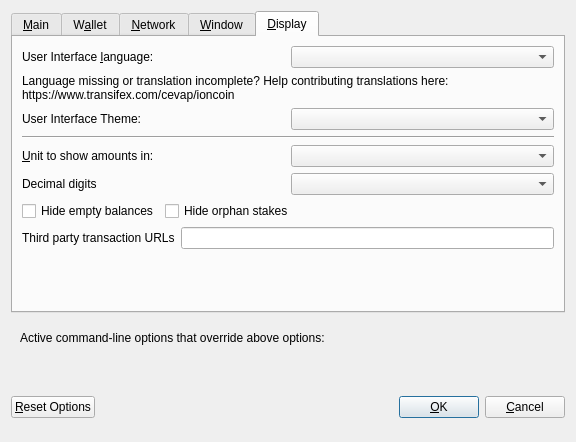
First picture: the form in src/qt/forms/optionsdialog.ui, repository robtimmer/ion, before the edit.
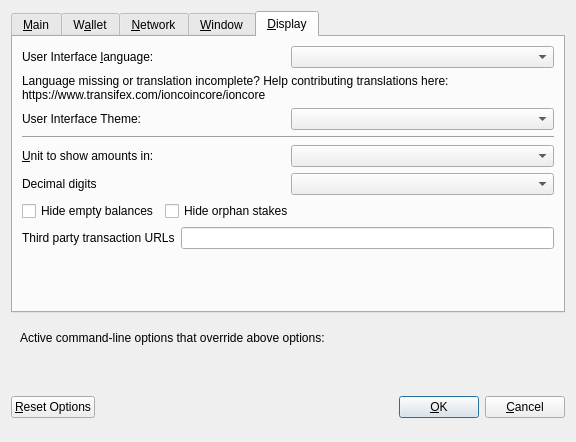
Second picture: the form after the edit. Custom widgets are drawn as their Qt base class.

Commit message:
transifex - update transifex info
- change from old cevap's transifex to new ioncoincore's
- update readme and transifex documentation

Diff of the .ui file:
```diff
--- a/src/qt/forms/optionsdialog.ui
+++ b/src/qt/forms/optionsdialog.ui
@@ -524,7 +524,7 @@
          </property>
          <property name="text">
           <string>Language missing or translation incomplete? Help contributing translations here:
-https://www.transifex.com/cevap/ioncoin</string>
+https://www.transifex.com/ioncoincore/ioncore</string>
          </property>
          <property name="wordWrap">
           <bool>true</bool>
```
The commit also changes 19 other files.
